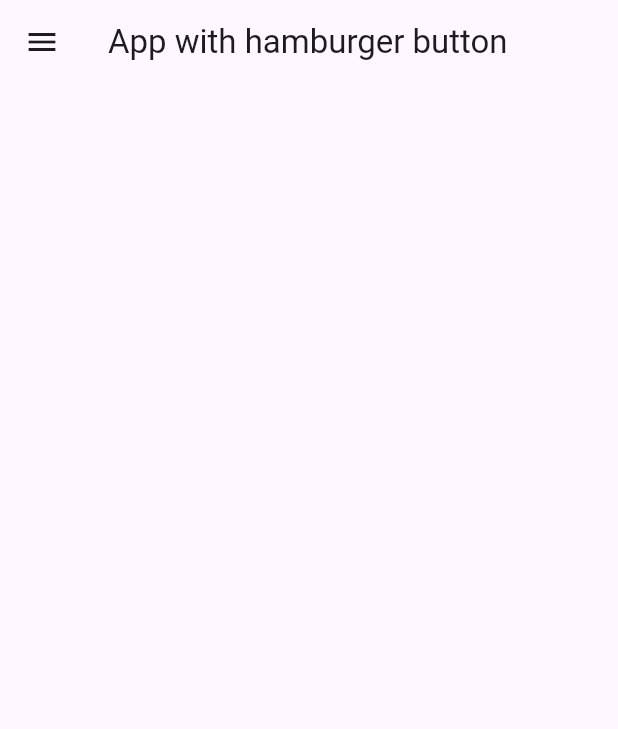
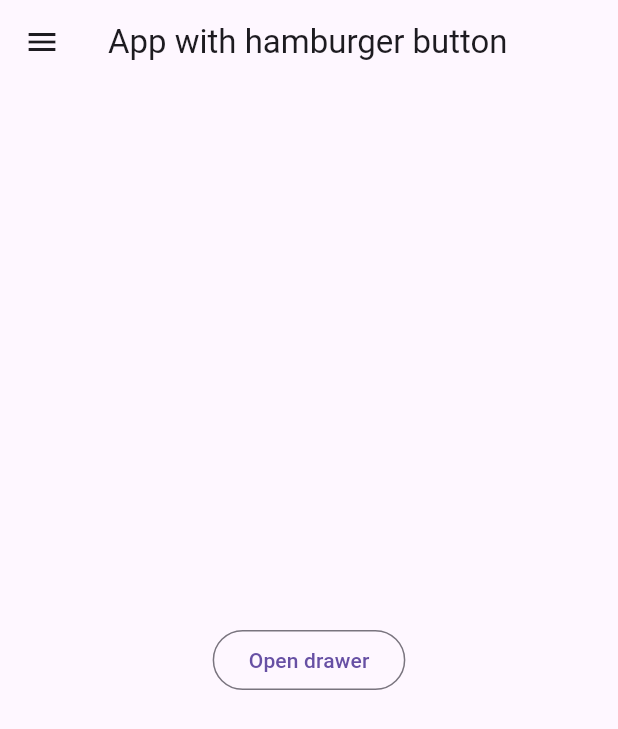
Before and after one commit to anhkien7780/design, a Flutter app: the DrawerApp screen opened by its route, on a phone screen of 412 x 824 dp. Shown: the top 729 px of the screen. Run offline on Flutter 3.47's test engine with Material 3 defaults, Android fonts, the phone set to English and light mode, and no system bars.

Commit message:
feat: open and close drawer button

```diff
--- a/lib/ui/pages/drawer/drawer_app.dart
+++ b/lib/ui/pages/drawer/drawer_app.dart
@@ -15,19 +15,27 @@ class DrawerApp extends StatelessWidget {
               decoration: BoxDecoration(color: Colors.blue),
               child: Text("Drawer Header"),
             ),
+            ListTile(title: const Text("Item 1"), onTap: () {}),
+            ListTile(title: const Text("Item 2"), onTap: () {}),
             ListTile(
-              title: const Text("Item 1"),
-              onTap: (){},
-            ),
-            ListTile(
-              title: const Text("Item 2"),
-              onTap: (){},
-            ),
-            ListTile(
-              title: const Text("Item 3"),
-              onTap: (){},
+              title: const Text("Close drawer"),
+              onTap: () {
+                Navigator.pop(context);
+              },
             ),
           ],
+        ),
+      ),
+      body: Center(
+        child: Builder(
+          builder: (context) {
+            return OutlinedButton(
+              onPressed: () {
+                Scaffold.of(context).openDrawer();
+              },
+              child: Text("Open drawer"),
+            );
+          }
         ),
       ),
     );
```
